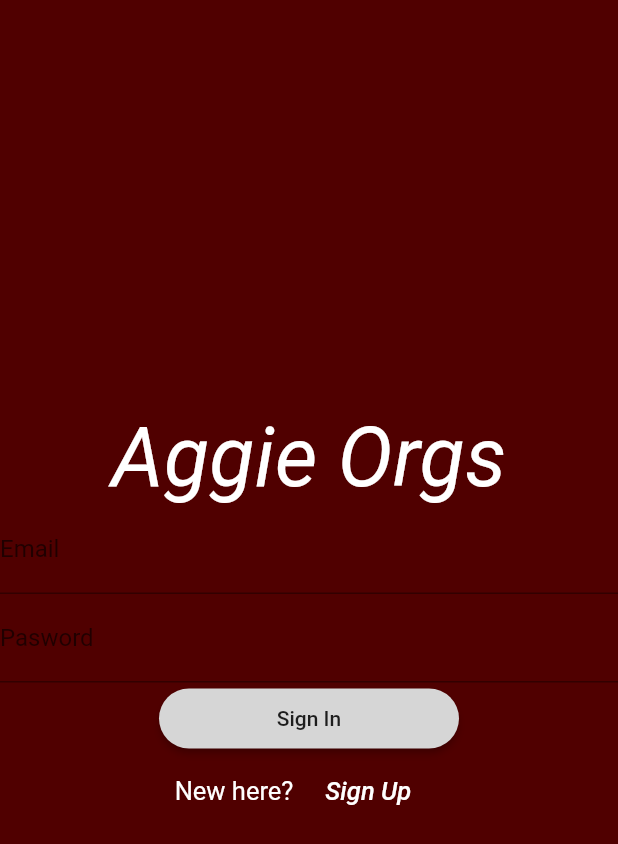
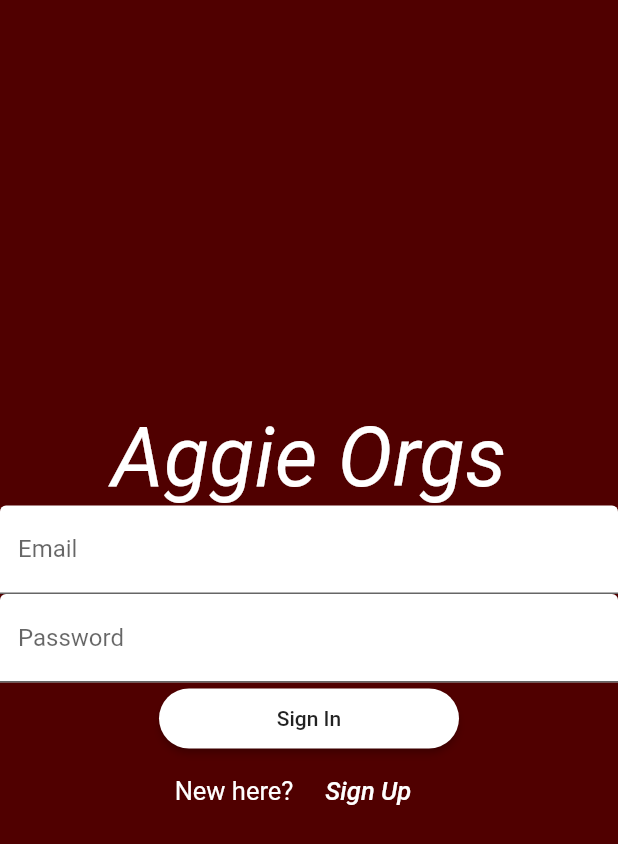
Before and after one commit to aggie-coding-club/Aggie-Involvement-Project, a Flutter app: the screen it shows after launch, on a phone screen of 412 x 824 dp. Shown: the top 844 px of the screen. Run offline on Flutter 3.47's test engine with Material 2 defaults, Android fonts, the phone set to English and light mode, and no system bars; our stand-ins replace cloud_firestore, firebase_auth; accounts and stored records are empty.

Commit message:
Update login_page.dart

```diff
--- a/lib/Pages/login_page.dart
+++ b/lib/Pages/login_page.dart
@@ -46,9 +46,12 @@ class _LoginPageState extends State<LoginPage> {
                   },
                   onSaved: (input) => _email = input,
                   style: TextStyle(
-                    color: Colors.white
+                    color: Colors.white,
+                    shadows: [Shadow()]
                   ),
                   decoration: InputDecoration(
+                    filled: true,
+                    fillColor: Colors.white,
                     labelText: "Email"
                   ),
                 ),
@@ -64,14 +67,16 @@ class _LoginPageState extends State<LoginPage> {
                   ),
                   onSaved: (input) => _password = input,
                   decoration: InputDecoration(
-                      labelText: "Pasword"
+                      labelText: "Password",
+                      filled: true,
+                      fillColor: Colors.white
                   ),
                   obscureText: true,
                 ),
                 ButtonTheme(
                   minWidth: 200,
                   height: 40,
-                    buttonColor: Color(0xFFD6D6D6),
+                    buttonColor: Colors.white,
                     child: RaisedButton(
                       shape: RoundedRectangleBorder(borderRadius: new BorderRadius.circular(30.0)),
                       onPressed: () {},
@@ -93,7 +98,7 @@ class _LoginPageState extends State<LoginPage> {
                    ButtonTheme(
                     minWidth: 100,
                     height: 35,
-                    buttonColor: Color(0xFFFFFFFF),
+                    buttonColor: Colors.white,
                     child: FlatButton(
                       shape: RoundedRectangleBorder(borderRadius: new BorderRadius.circular(30.0)),
                       onPressed: () {},
```
